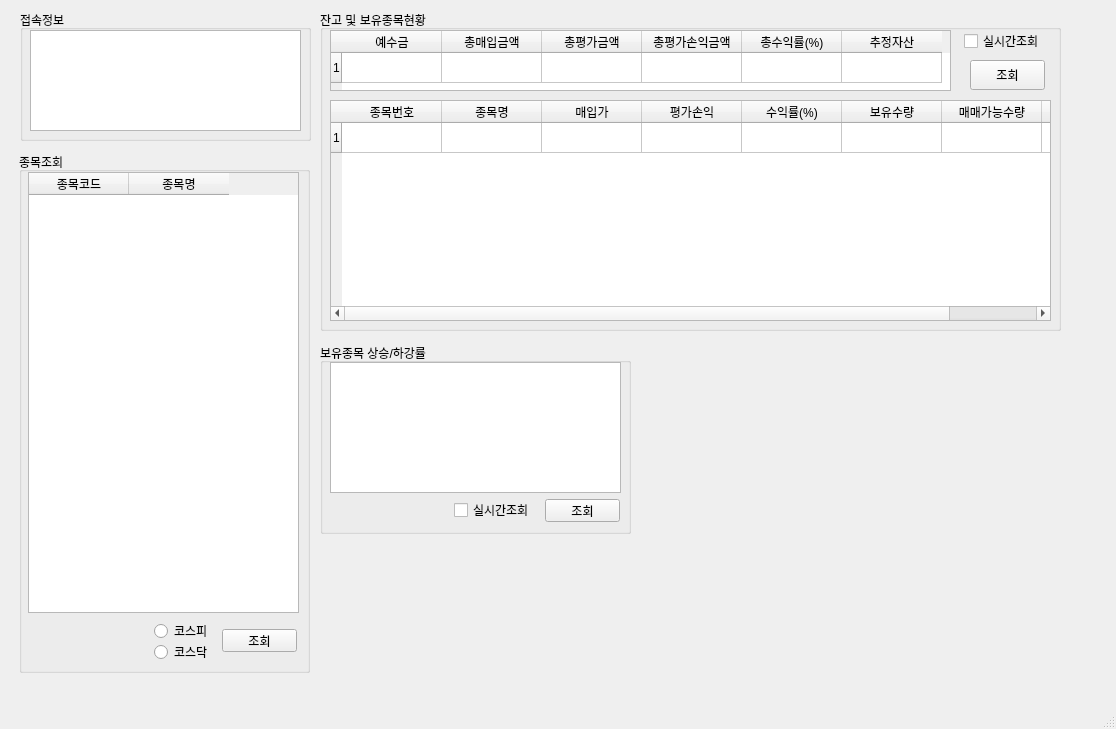
Old version of the form MyTrader.ui in the repository pjm8702/jasam.
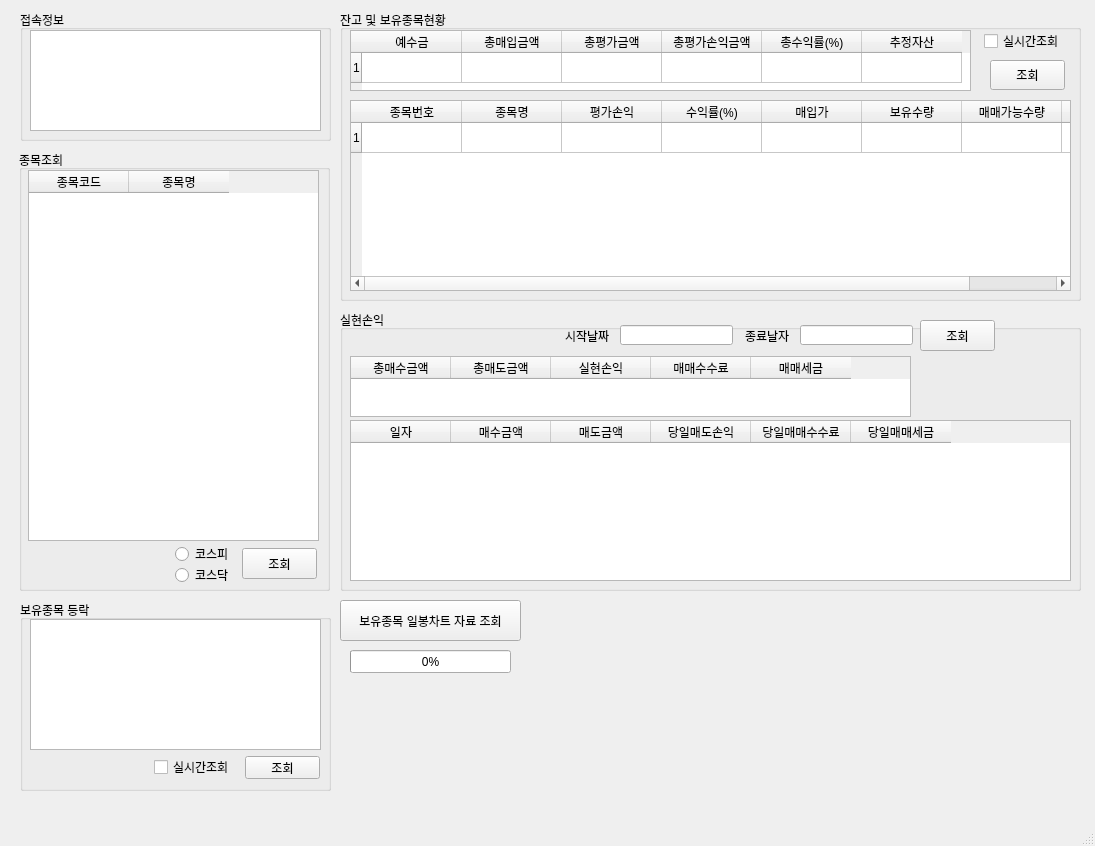
New version of the form.

Commit message: UI 개선

What changed in the file:
```diff
--- a/MyTrader.ui
+++ b/MyTrader.ui
@@ -6,8 +6,8 @@
    <rect>
     <x>0</x>
     <y>0</y>
-    <width>1116</width>
-    <height>729</height>
+    <width>1095</width>
+    <height>846</height>
    </rect>
   </property>
   <property name="windowTitle">
@@ -17,10 +17,10 @@
    <widget class="QGroupBox" name="groupBox">
     <property name="geometry">
      <rect>
-      <x>320</x>
+      <x>340</x>
       <y>10</y>
       <width>741</width>
-      <height>321</height>
+      <height>291</height>
      </rect>
     </property>
     <property name="title">
@@ -76,7 +76,7 @@
        <x>10</x>
        <y>90</y>
        <width>721</width>
-       <height>221</height>
+       <height>191</height>
       </rect>
      </property>
      <property name="rowCount">
@@ -93,11 +93,6 @@
        <string>종목명</string>
       </property>
      </column>
-     <column>
-      <property name="text">
-       <string>매입가</string>
-      </property>
-     </column>
      <column>
       <property name="text">
        <string>평가손익</string>
@@ -108,6 +103,11 @@
        <string>수익률(%)</string>
       </property>
      </column>
+     <column>
+      <property name="text">
+       <string>매입가</string>
+      </property>
+     </column>
      <column>
       <property name="text">
        <string>보유수량</string>
@@ -156,7 +156,7 @@
      <rect>
       <x>20</x>
       <y>10</y>
-      <width>291</width>
+      <width>311</width>
       <height>131</height>
      </rect>
     </property>
@@ -168,7 +168,7 @@
       <rect>
        <x>10</x>
        <y>20</y>
-       <width>271</width>
+       <width>291</width>
        <height>101</height>
       </rect>
      </property>
@@ -177,14 +177,14 @@
    <widget class="QGroupBox" name="groupBox_3">
     <property name="geometry">
      <rect>
-      <x>320</x>
-      <y>343</y>
+      <x>20</x>
+      <y>600</y>
       <width>311</width>
       <height>191</height>
      </rect>
     </property>
     <property name="title">
-     <string>보유종목 상승/하강률</string>
+     <string>보유종목 등락</string>
     </property>
     <widget class="QCheckBox" name="checkBox_2">
      <property name="geometry">
@@ -227,9 +227,9 @@
     <property name="geometry">
      <rect>
       <x>19</x>
-      <y>152</y>
-      <width>291</width>
-      <height>521</height>
+      <y>150</y>
+      <width>311</width>
+      <height>441</height>
      </rect>
     </property>
     <property name="title">
@@ -240,8 +240,8 @@
       <rect>
        <x>9</x>
        <y>20</y>
-       <width>271</width>
-       <height>441</height>
+       <width>291</width>
+       <height>371</height>
       </rect>
      </property>
      <column>
@@ -258,10 +258,10 @@
     <widget class="QPushButton" name="pushButton_3">
      <property name="geometry">
       <rect>
-       <x>203</x>
-       <y>477</y>
+       <x>223</x>
+       <y>398</y>
        <width>75</width>
-       <height>23</height>
+       <height>31</height>
       </rect>
      </property>
      <property name="text">
@@ -271,8 +271,8 @@
     <widget class="QRadioButton" name="radioButton">
      <property name="geometry">
       <rect>
-       <x>135</x>
-       <y>471</y>
+       <x>156</x>
+       <y>396</y>
        <width>90</width>
        <height>16</height>
       </rect>
@@ -284,8 +284,8 @@
     <widget class="QRadioButton" name="radioButton_2">
      <property name="geometry">
       <rect>
-       <x>135</x>
-       <y>492</y>
+       <x>156</x>
+       <y>417</y>
        <width>90</width>
        <height>16</height>
       </rect>
@@ -295,6 +295,179 @@
      </property>
     </widget>
    </widget>
+   <widget class="QGroupBox" name="groupBox_5">
+    <property name="geometry">
+     <rect>
+      <x>340</x>
+      <y>310</y>
+      <width>741</width>
+      <height>281</height>
+     </rect>
+    </property>
+    <property name="title">
+     <string>실현손익</string>
+    </property>
+    <widget class="QTableWidget" name="tableWidget_4">
+     <property name="geometry">
+      <rect>
+       <x>10</x>
+       <y>46</y>
+       <width>561</width>
+       <height>61</height>
+      </rect>
+     </property>
+     <column>
+      <property name="text">
+       <string>총매수금액</string>
+      </property>
+     </column>
+     <column>
+      <property name="text">
+       <string>총매도금액</string>
+      </property>
+     </column>
+     <column>
+      <property name="text">
+       <string>실현손익</string>
+      </property>
+     </column>
+     <column>
+      <property name="text">
+       <string>매매수수료</string>
+      </property>
+     </column>
+     <column>
+      <property name="text">
+       <string>매매세금</string>
+      </property>
+     </column>
+    </widget>
+    <widget class="QTableWidget" name="tableWidget_5">
+     <property name="geometry">
+      <rect>
+       <x>10</x>
+       <y>110</y>
+       <width>721</width>
+       <height>161</height>
+      </rect>
+     </property>
+     <column>
+      <property name="text">
+       <string>일자</string>
+      </property>
+     </column>
+     <column>
+      <property name="text">
+       <string>매수금액</string>
+      </property>
+     </column>
+     <column>
+      <property name="text">
+       <string>매도금액</string>
+      </property>
+     </column>
+     <column>
+      <property name="text">
+       <string>당일매도손익</string>
+      </property>
+     </column>
+     <column>
+      <property name="text">
+       <string>당일매매수수료</string>
+      </property>
+     </column>
+     <column>
+      <property name="text">
+       <string>당일매매세금</string>
+      </property>
+     </column>
+    </widget>
+    <widget class="QPushButton" name="pushButton_4">
+     <property name="geometry">
+      <rect>
+       <x>580</x>
+       <y>10</y>
+       <width>75</width>
+       <height>31</height>
+      </rect>
+     </property>
+     <property name="text">
+      <string>조회</string>
+     </property>
+    </widget>
+    <widget class="QLabel" name="label">
+     <property name="geometry">
+      <rect>
+       <x>225</x>
+       <y>16</y>
+       <width>61</width>
+       <height>20</height>
+      </rect>
+     </property>
+     <property name="text">
+      <string>시작날짜</string>
+     </property>
+    </widget>
+    <widget class="QLabel" name="label_2">
+     <property name="geometry">
+      <rect>
+       <x>405</x>
+       <y>20</y>
+       <width>56</width>
+       <height>12</height>
+      </rect>
+     </property>
+     <property name="text">
+      <string>종료날자</string>
+     </property>
+    </widget>
+    <widget class="QLineEdit" name="lineEdit">
+     <property name="geometry">
+      <rect>
+       <x>280</x>
+       <y>15</y>
+       <width>113</width>
+       <height>20</height>
+      </rect>
+     </property>
+    </widget>
+    <widget class="QLineEdit" name="lineEdit_2">
+     <property name="geometry">
+      <rect>
+       <x>460</x>
+       <y>15</y>
+       <width>113</width>
+       <height>20</height>
+      </rect>
+     </property>
+    </widget>
+   </widget>
+   <widget class="QPushButton" name="pushButton_5">
+    <property name="geometry">
+     <rect>
+      <x>340</x>
+      <y>600</y>
+      <width>181</width>
+      <height>41</height>
+     </rect>
+    </property>
+    <property name="text">
+     <string>보유종목 일봉차트 자료 조회</string>
+    </property>
+   </widget>
+   <widget class="QProgressBar" name="progressBar">
+    <property name="geometry">
+     <rect>
+      <x>350</x>
+      <y>650</y>
+      <width>161</width>
+      <height>23</height>
+     </rect>
+    </property>
+    <property name="value">
+     <number>0</number>
+    </property>
+   </widget>
   </widget>
   <widget class="QMenuBar" name="menubar">
    <property name="geometry">
```
Left out of the diff: 2 changed lines with no effect on the pictures. The commit also changes 1 other file.
